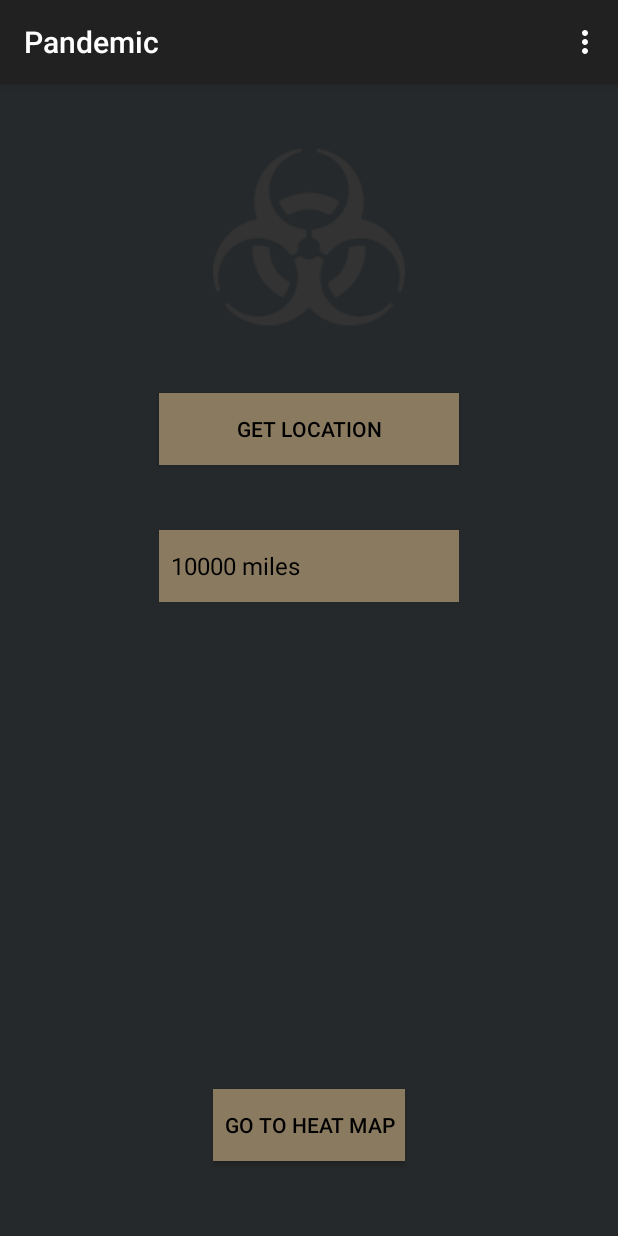
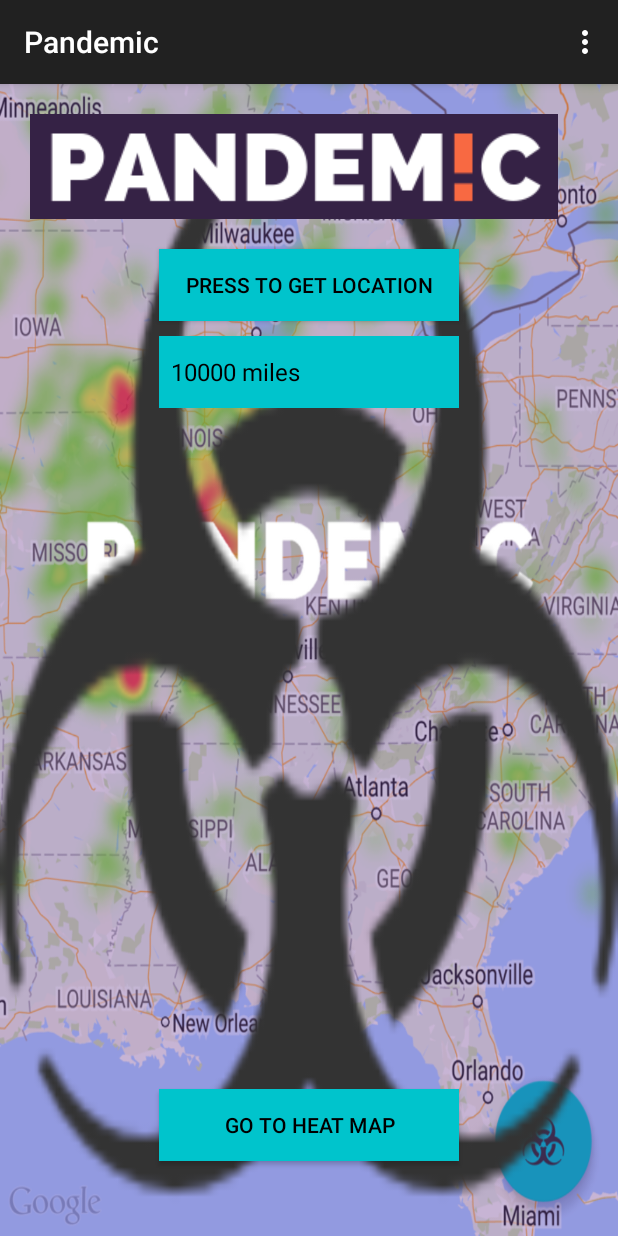
Before and after one commit to Throckmortra/Pandemic, an Android app: the screen it shows after launch (MainActivity), on a phone screen of 412 x 824 dp. Run offline under Robolectric (Android 15) with nearby library versions, the phone set to English and light mode, and no system bars; our stand-ins replace ButterKnife.

Commit message:
fixed UI

```diff
--- a/app/src/main/res/layout/activity_main.xml
+++ b/app/src/main/res/layout/activity_main.xml
@@ -5,32 +5,38 @@
     android:layout_width="match_parent"
     android:layout_height="match_parent"
     tools:context="ramhacks.pandemic.MainActivity"
-    android:background="#26292B">
+    android:background="@drawable/pandemic">
+
+    <ImageView
+        android:layout_width="wrap_content"
+        android:layout_height="wrap_content"
+        android:id="@+id/logo"
+        android:background="@drawable/pandemiclogo"
+        android:layout_margin="20dp" />
 
     <Button
         android:layout_width="200dp"
         android:layout_height="wrap_content"
-        android:text="Get Location"
+        android:text="Press to Get Location"
         android:id="@+id/btn_getlocation"
         android:layout_gravity="center_horizontal"
-        android:background="#8A7A60"
+        android:background="#00C4CC"
         android:textColor="@android:color/black"
-        android:layout_below="@+id/imageView"
-        android:layout_alignStart="@+id/radius_spinner"
-        android:layout_marginTop="40dp" />
+        android:layout_below="@+id/logo"
+        android:layout_alignStart="@+id/radius_spinner" />
 
     <Spinner
         android:layout_width="200dp"
         android:layout_height="wrap_content"
         android:id="@+id/radius_spinner"
         android:layout_gravity="center_horizontal|center_vertical"
-        android:background="#8A7A60"
+        android:background="#00C4CC"
         android:layout_below="@+id/btn_getlocation"
         android:layout_centerHorizontal="true"
-        android:layout_marginTop="43dp" />
+        android:layout_marginTop="10dp" />
 
     <Button
-        android:layout_width="128dp"
+        android:layout_width="200dp"
         android:layout_height="wrap_content"
         android:text="Go to Heat Map"
         android:id="@+id/btn_heatmap"
@@ -38,16 +44,7 @@
         android:layout_alignParentBottom="true"
         android:layout_centerHorizontal="true"
         android:layout_marginBottom="50dp"
-        android:background="#8A7A60"
+        android:background="#00C4CC"
         android:textColor="@android:color/black" />
 
-    <ImageView
-        android:layout_width="wrap_content"
-        android:layout_height="wrap_content"
-        android:id="@+id/imageView"
-        android:background="@drawable/pandemic"
-        android:layout_alignParentTop="true"
-        android:layout_alignStart="@+id/btn_heatmap"
-        android:layout_marginTop="38dp" />
-
 </RelativeLayout>
```
Also changed, not shown: app/src/main/res/drawable/pandemiclogo.png (added).
